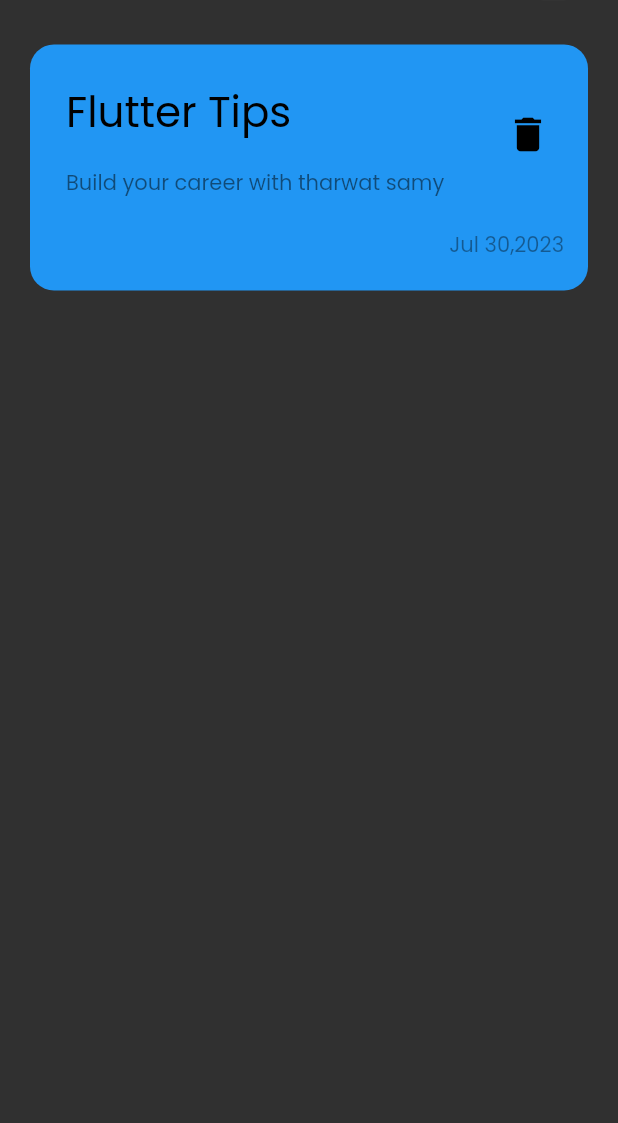
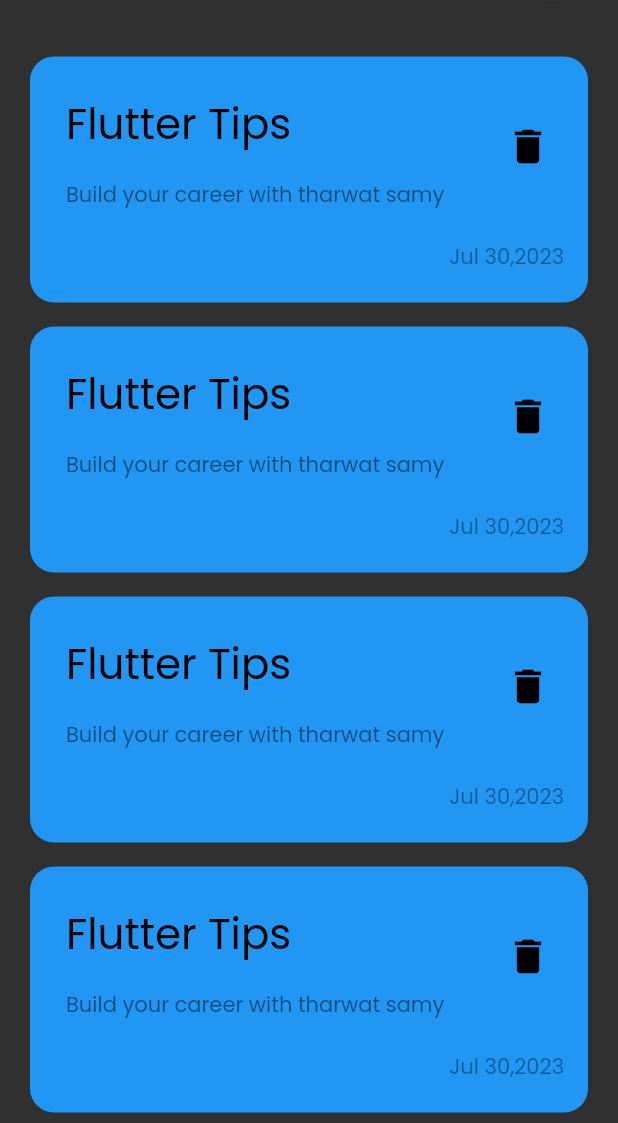
Before and after one commit to Amirkhaled-03/noteApp, a Flutter app: the screen it shows after launch, on a phone screen of 412 x 824 dp, the part 113-1236 px from its top. Run offline on Flutter 3.47's test engine with Material 2 defaults, Android fonts, the phone set to English and light mode, and no system bars.

Commit message:
notes_list

```diff
--- a/lib/views/note_view.dart
+++ b/lib/views/note_view.dart
@@ -7,6 +7,7 @@ class NoteView extends StatelessWidget {
   @override
   Widget build(BuildContext context) {
     return const Scaffold(
+
       body: NotesViewBody(),
     );
   }
--- a/lib/widgets/custom_note_item.dart
+++ b/lib/widgets/custom_note_item.dart
@@ -1,4 +1,3 @@
-
 import 'package:flutter/material.dart';
 
 class NotesItem extends StatelessWidget {
--- /dev/null
+++ b/lib/widgets/notes_list_view.dart
@@ -0,0 +1,19 @@
+
+import 'package:flutter/material.dart';
+import 'package:notes_app/widgets/custom_note_item.dart';
+
+class NotesListView extends StatelessWidget {
+  const NotesListView({super.key});
+
+  @override
+  Widget build(BuildContext context) {
+    return ListView.builder(
+        padding: const EdgeInsets.all(0),
+        itemBuilder: (context, index) {
+          return const Padding(
+            padding: EdgeInsets.symmetric(vertical: 8),
+            child: NotesItem(),
+          );
+        });
+  }
+}
--- a/lib/widgets/notes_view_body.dart
+++ b/lib/widgets/notes_view_body.dart
@@ -1,6 +1,6 @@
 import 'package:flutter/material.dart';
 import 'package:notes_app/widgets/custom_app_bar.dart';
-import 'package:notes_app/widgets/custom_note_item.dart';
+import 'package:notes_app/widgets/notes_list_view.dart';
 
 class NotesViewBody extends StatelessWidget {
   const NotesViewBody({super.key});
@@ -12,7 +12,7 @@ class NotesViewBody extends StatelessWidget {
       child: Column(
         children: [
           CustomAppBar(),
-          NotesItem(),
+          Expanded(child: NotesListView()),
         ],
       ),
     );
```
